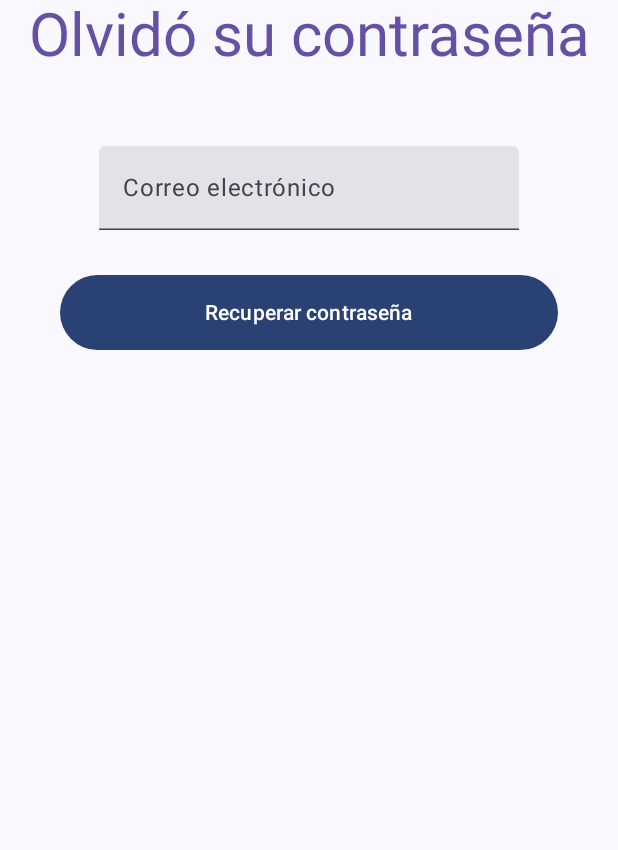
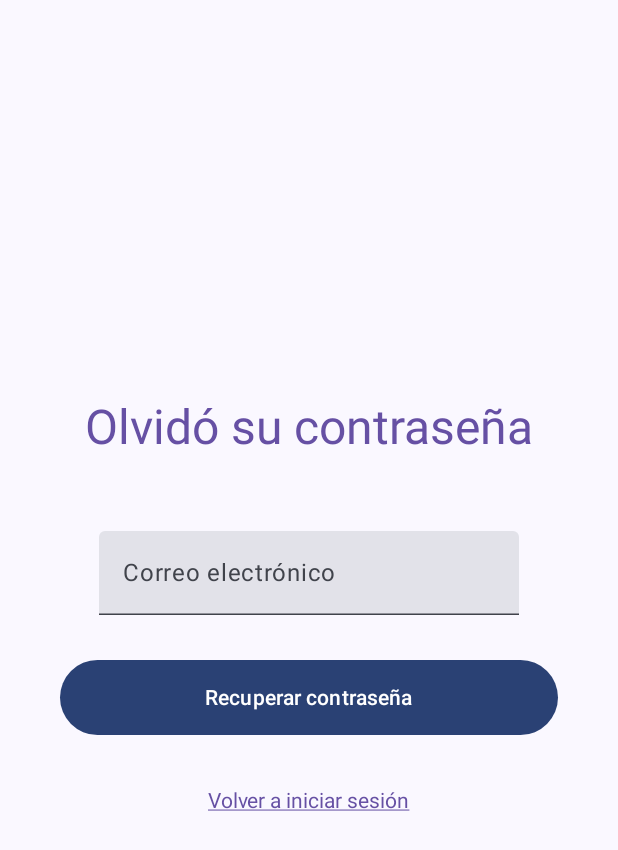
Before and after one commit to emmanuel-bravo/firebase-android, an Android app built with Jetpack Compose: the ForgotPasswordScreen screen opened through its navigation route, after a tap on "Recuperar contraseña", on a phone screen of 412 x 824 dp. Shown: the top 850 px of the screen. Run offline under Robolectric (Android 15) with nearby library versions, the phone set to English and light mode, and no system bars; our stand-ins replace Firebase (no records; nobody signed in at launch, a user with empty details on screens opened directly).

Commit message:
fix: 3er Cap. Interfaz rota

```diff
--- a/app/src/main/java/com/franlop/android_firebase/ui/screens/auth/ForgotPasswordScreen.kt
+++ b/app/src/main/java/com/franlop/android_firebase/ui/screens/auth/ForgotPasswordScreen.kt
@@ -1,5 +1,6 @@
 package com.franlop.android_firebase.ui.screens.auth
 
+import android.content.Context
 import android.widget.Toast
 import androidx.compose.foundation.layout.Arrangement
 import androidx.compose.foundation.layout.Box
@@ -10,9 +11,11 @@ import androidx.compose.foundation.layout.fillMaxWidth
 import androidx.compose.foundation.layout.height
 import androidx.compose.foundation.layout.padding
 import androidx.compose.foundation.shape.RoundedCornerShape
+import androidx.compose.foundation.text.KeyboardActions
 import androidx.compose.foundation.text.KeyboardOptions
 import androidx.compose.material3.Button
 import androidx.compose.material3.Text
+import androidx.compose.material3.TextButton
 import androidx.compose.material3.TextField
 import androidx.compose.runtime.Composable
 import androidx.compose.runtime.getValue
@@ -24,7 +27,9 @@ import androidx.compose.ui.Alignment
 import androidx.compose.ui.Modifier
 import androidx.compose.ui.platform.LocalContext
 import androidx.compose.ui.text.TextStyle
+import androidx.compose.ui.text.input.ImeAction
 import androidx.compose.ui.text.input.KeyboardType
+import androidx.compose.ui.text.style.TextDecoration
 import androidx.compose.ui.unit.dp
 import androidx.compose.ui.unit.sp
 import androidx.navigation.NavController
@@ -46,40 +51,38 @@ fun ForgotPasswordScreen(analytics: AnalyticsManager, auth: AuthManager, navigat
 
     Column(
         modifier = Modifier.fillMaxSize(),
-        verticalArrangement = Arrangement.Top,
+        verticalArrangement = Arrangement.Center,
         horizontalAlignment = Alignment.CenterHorizontally
     ) {
         Text(
             text = "Olvidó su contraseña",
-            style = TextStyle(fontSize = 40.sp, color = Purple40)
+            style = TextStyle(fontSize = 32.sp, color = Purple40)
         )
         Spacer(modifier = Modifier.height(50.dp))
         TextField(
             label = { Text(text = "Correo electrónico") },
             value = email,
-            keyboardOptions = KeyboardOptions(keyboardType = KeyboardType.Email),
-            onValueChange = { email = it })
+            singleLine = true,
+            keyboardOptions = KeyboardOptions(
+                keyboardType = KeyboardType.Email,
+                imeAction = ImeAction.Done
+            ),
+            keyboardActions = KeyboardActions(
+                onDone = {
+                    scope.launch {
+                        resetPassword(email, auth, analytics, context, navigation)
+                    }
+                }
+            ),
+            onValueChange = { email = it }
+        )
 
         Spacer(modifier = Modifier.height(30.dp))
         Box(modifier = Modifier.padding(40.dp, 0.dp, 40.dp, 0.dp)) {
             Button(
                 onClick = {
                     scope.launch {
-                        if (email.isNotBlank()) {
-                            when (val result = auth.sendPasswordResetEmail(email)) {
-                                is AuthRes.Success -> {
-                                    analytics.logButtonClicked("Click: Recuperar contraseña")
-                                    Toast.makeText(context, "Correo de recuperación enviado", Toast.LENGTH_SHORT).show()
-                                    navigation.popBackStack()
-                                }
-                                is AuthRes.Error -> {
-                                    analytics.logError("Error ForgotPassword: ${result.errorMessage}")
-                                    Toast.makeText(context, result.errorMessage, Toast.LENGTH_SHORT).show()
-                                }
-                            }
-                        } else {
-                            Toast.makeText(context, "Por favor ingresa tu correo electrónico", Toast.LENGTH_SHORT).show()
-                        }
+                        resetPassword(email, auth, analytics, context, navigation)
                     }
                 },
                 shape = RoundedCornerShape(50.dp),
@@ -90,5 +93,46 @@ fun ForgotPasswordScreen(analytics: AnalyticsManager, auth: AuthManager, navigat
                 Text(text = "Recuperar contraseña")
             }
         }
+
+        Spacer(modifier = Modifier.height(20.dp))
+        TextButton(onClick = { navigation.popBackStack() }) {
+            Text(
+                text = "Volver a iniciar sesión",
+                style = TextStyle(
+                    fontSize = 14.sp,
+                    textDecoration = TextDecoration.Underline,
+                    color = Purple40
+                )
+            )
+        }
     }
 }
+
+private suspend fun resetPassword(
+    email: String,
+    auth: AuthManager,
+    analytics: AnalyticsManager,
+    context: Context,
+    navigation: NavController
+) {
+    val cleanEmail = email.trim()
+    if (cleanEmail.isNotEmpty()) {
+        when (val result = auth.sendPasswordResetEmail(cleanEmail)) {
+            is AuthRes.Success -> {
+                analytics.logButtonClicked("Click: Recuperar contraseña")
+                Toast.makeText(
+                    context,
+                    "Correo de recuperación enviado. Revisa tu bandeja de entrada.",
+                    Toast.LENGTH_LONG
+                ).show()
+                navigation.popBackStack()
+            }
+            is AuthRes.Error -> {
+                analytics.logError("Error ForgotPassword: ${result.errorMessage}")
+                Toast.makeText(context, result.errorMessage, Toast.LENGTH_SHORT).show()
+            }
+        }
+    } else {
+        Toast.makeText(context, "Por favor ingresa tu correo electrónico", Toast.LENGTH_SHORT).show()
+    }
+}
--- a/app/src/main/java/com/franlop/android_firebase/ui/screens/auth/LoginScreen.kt
+++ b/app/src/main/java/com/franlop/android_firebase/ui/screens/auth/LoginScreen.kt
@@ -140,9 +140,7 @@ fun LoginScreen(analytics: AnalyticsManager, auth: AuthManager, navigation: NavC
         ClickableText(
             text = AnnotatedString("¿Olvidaste tu contraseña?"),
             onClick = {
-                navigation.navigate(Routes.ForgotPassword.route) {
-                    popUpTo(Routes.Login.route) { inclusive = true }
-                }
+                navigation.navigate(Routes.ForgotPassword.route)
                 analytics.logButtonClicked("Click: ¿Olvidaste tu contraseña?")
             },
             style = TextStyle(
```
